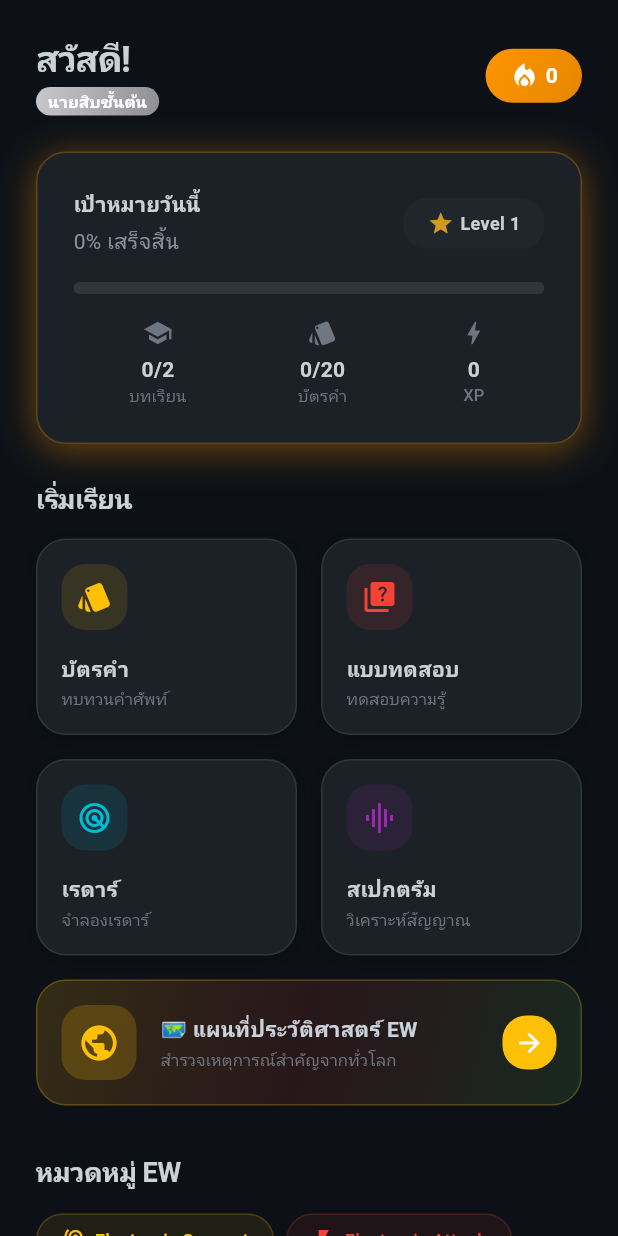
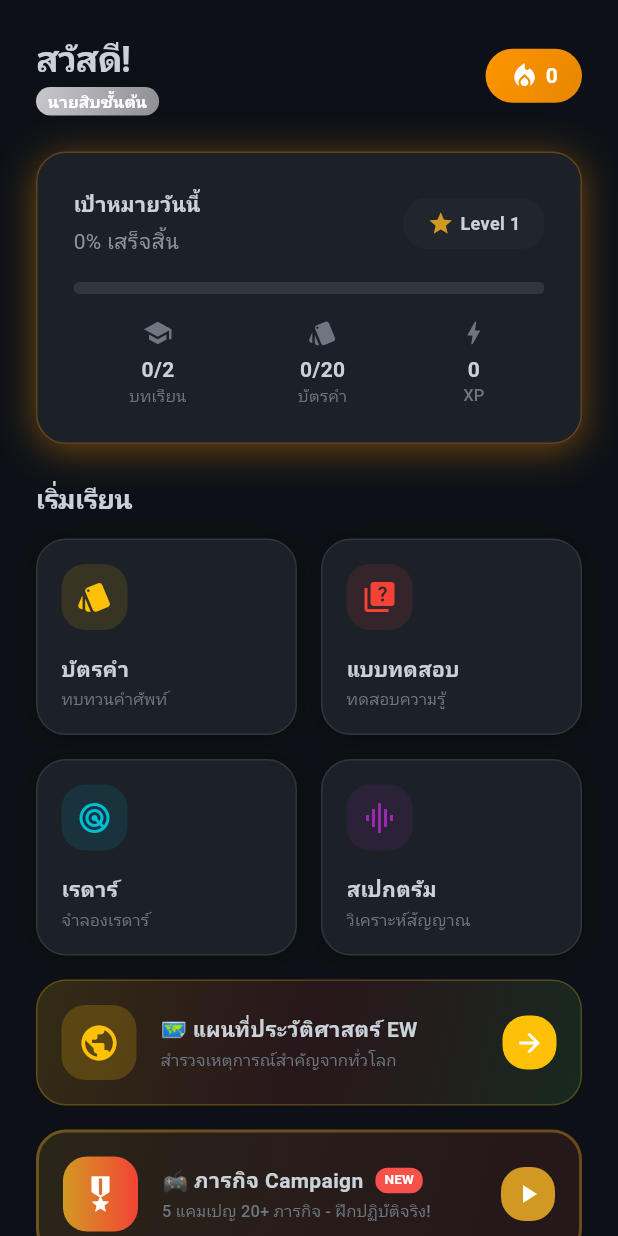
Before and after one commit to saisansan11/ew-signalschool, a Flutter app: the _DashboardTab widget shown alone on an empty page, opened directly, on a phone screen of 412 x 824 dp. Run offline on Flutter 3.47's test engine with Material 3 defaults, Android fonts, the phone set to English and light mode, and no system bars; drawn by our look-alikes of flutter_animate; our stand-ins replace audioplayers, cloud_firestore, confetti, firebase_auth, firebase_core, flutter_map and 5 more; missing offline and left inert: model_viewer_plus; accounts and stored records are empty; Roboto replaces fonts that are missing (Sarabun); project files that could hold a hidden picture were left out.

Commit message:
feat(signal-nco-ew): add Campaign button to home screen
- Add Campaign mode access from main dashboard
- Shows "NEW" badge to highlight new feature
- Quick access to 5 campaigns with 20+ missions

Co-Authored-By: Claude Opus 4.5 <noreply@anthropic.com>

```diff
--- a/signal_nco_ew/lib/screens/home/home_screen.dart
+++ b/signal_nco_ew/lib/screens/home/home_screen.dart
@@ -16,6 +16,7 @@ import '../learning/flashcard_screen.dart';
 import '../learning/module_lessons_screen.dart';
 import '../profile/profile_screen.dart';
 import '../quiz/quiz_screen.dart';
+import '../campaign/campaign_screen.dart';
 
 class HomeScreen extends StatefulWidget {
   const HomeScreen({super.key});
@@ -402,6 +403,109 @@ class _DashboardTab extends StatelessWidget {
                     ),
                   ),
                 ).animate(delay: 600.ms).fadeIn(duration: 500.ms).slideY(begin: 0.1, end: 0),
+
+                const SizedBox(height: AppSizes.paddingM),
+
+                // Campaign Mode - NEW!
+                GestureDetector(
+                  onTap: () => Navigator.push(
+                    context,
+                    MaterialPageRoute(
+                      builder: (context) => const CampaignScreen(),
+                    ),
+                  ),
+                  child: Container(
+                    padding: const EdgeInsets.all(AppSizes.paddingM),
+                    decoration: BoxDecoration(
+                      gradient: LinearGradient(
+                        begin: Alignment.topLeft,
+                        end: Alignment.bottomRight,
+                        colors: [
+                          AppColors.warning.withValues(alpha: 0.15),
+                          AppColors.eaColor.withValues(alpha: 0.1),
+                        ],
+                      ),
+                      borderRadius: BorderRadius.circular(AppSizes.radiusL),
+                      border: Border.all(
+                        color: AppColors.warning.withValues(alpha: 0.4),
+                        width: 2,
+                      ),
+                    ),
+                    child: Row(
+                      children: [
+                        Container(
+                          width: 50,
+                          height: 50,
+                          decoration: BoxDecoration(
+                            gradient: LinearGradient(
+                              colors: [AppColors.warning, AppColors.eaColor],
+                            ),
+                            borderRadius: BorderRadius.circular(AppSizes.radiusM),
+                          ),
+                          child: const Icon(
+                            Icons.military_tech,
+                            color: Colors.white,
+                            size: 28,
+                          ),
+                        ),
+                        const SizedBox(width: AppSizes.paddingM),
+                        Expanded(
+                          child: Column(
+                            crossAxisAlignment: CrossAxisAlignment.start,
+                            children: [
+                              Row(
+                                children: [
+                                  Text(
+                                    '🎮 ภารกิจ Campaign',
+                                    style: AppTextStyles.titleMedium.copyWith(
+                                      color: AppColors.textPrimary,
+                                      fontWeight: FontWeight.bold,
+                                    ),
+                                  ),
+                                  const SizedBox(width: 8),
+                                  Container(
+                                    padding: const EdgeInsets.symmetric(horizontal: 6, vertical: 2),
+                                    decoration: BoxDecoration(
+                                      color: AppColors.error,
+                                      borderRadius: BorderRadius.circular(8),
+                                    ),
+                                    child: Text(
+                                      'NEW',
+                                      style: AppTextStyles.labelSmall.copyWith(
+                                        color: Colors.white,
+                                        fontSize: 9,
+                                        fontWeight: FontWeight.bold,
+                                      ),
+                                    ),
+                                  ),
+                                ],
+                              ),
+                              const SizedBox(height: 2),
+                              Text(
+                                '5 แคมเปญ 20+ ภารกิจ - ฝึกปฏิบัติจริง!',
+                                style: AppTextStyles.labelSmall.copyWith(
+                                  color: AppColors.textMuted,
+                                ),
+                              ),
+                            ],
+                          ),
+                        ),
+                        Container(
+                          padding: const EdgeInsets.all(8),
+                          decoration: BoxDecoration(
+                            color: AppColors.warning,
+                            borderRadius: BorderRadius.circular(AppSizes.radiusM),
+                          ),
+                          child: const Icon(
+                            Icons.play_arrow,
+                            color: Colors.white,
+                            size: 20,
+                          ),
+                        ),
+                      ],
+                    ),
+                  ),
+                ).animate(delay: 650.ms).fadeIn(duration: 500.ms).slideY(begin: 0.1, end: 0),
 
                 const SizedBox(height: AppSizes.paddingXL),
 
```
